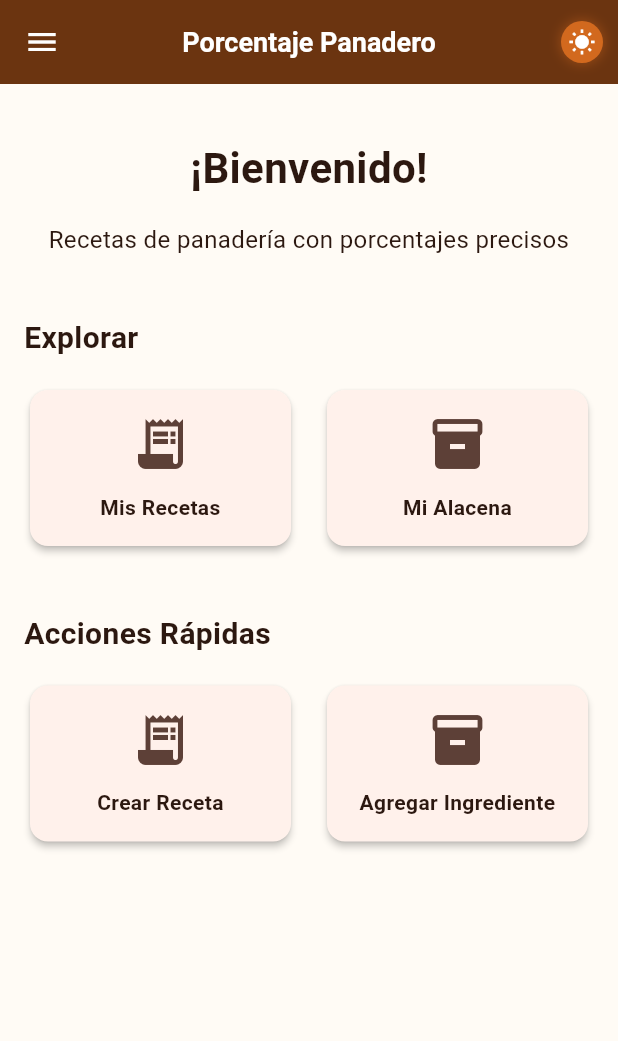
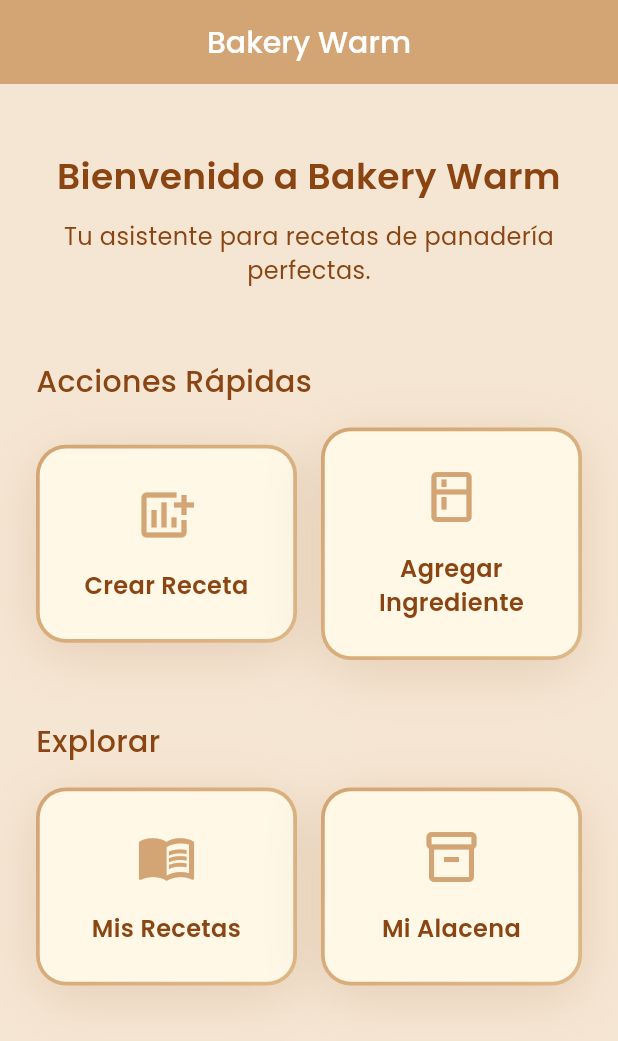
Before and after one commit to llescano/porcentaje-panadero, a Flutter app: the screen it shows after launch, on a phone screen of 412 x 824 dp. Shown: the top 1041 px of the screen. Run offline on Flutter 3.47's test engine with Material 3 defaults, Android fonts, the phone set to English and light mode, and no system bars; our stand-ins replace decimal, google_fonts, sqflite, sqflite_common_ffi; accounts and stored records are empty.

Commit message:
feat: Rediseño de la pantalla principal con el tema "Bakery Warm"
Se ha implementado un rediseño completo de la pantalla principal de la aplicación siguiendo la guía de estilo "Bakery Warm".

Cambios principales:
- Se ha añadido un nuevo sistema de temas centralizado en `lib/theme`, que define la paleta de colores y la tipografía (Poppins) para toda la aplicación.
- Se ha creado un nuevo widget reutilizable, `GradientBorderContainer`, para los paneles de acción, siguiendo las especificaciones de diseño.
- La pantalla principal (`HomeScreen`) ha sido completamente rediseñada para utilizar los nuevos componentes y estilos, proporcionando una estética más cálida y acogedora.
- Se ha actualizado el test de widgets (`widget_test.dart`) para que coincida con la nueva interfaz de usuario y se ha verificado que todas las pruebas pasan correctamente.
- Se han corregido errores de compilación en otras pantallas que surgieron debido a la eliminación del antiguo sistema de temas.

```diff
--- a/lib/main.dart
+++ b/lib/main.dart
@@ -3,7 +3,7 @@ import 'dart:io';
 import 'package:flutter/foundation.dart';
 import 'package:sqflite_common_ffi/sqflite_ffi.dart';
 import 'package:provider/provider.dart';
-import 'package:porcentaje_panadero/providers/theme_provider.dart'; // Importar ThemeProvider
+import 'package:porcentaje_panadero/theme/bakery_theme.dart'; // Importar el nuevo tema
 import 'screens/home_screen.dart';
 import 'screens/ingredient_list_screen.dart';
 import 'screens/ingredient_form_screen.dart';
@@ -38,9 +38,6 @@ void main() async {
         Provider<BakerPercentageService>(
           create: (_) => BakerPercentageService(),
         ),
-        ChangeNotifierProvider(
-          create: (_) => ThemeProvider(),
-        ), // Añadir ThemeProvider
       ],
       child: const PorcentajePanaderoApp(),
     ),
@@ -52,62 +49,10 @@ class PorcentajePanaderoApp extends StatelessWidget {
 
   @override
   Widget build(BuildContext context) {
-    final themeProvider = Provider.of<ThemeProvider>(
-      context,
-    ); // Acceder al ThemeProvider
-
     return MaterialApp(
-      title: 'Porcentaje Panadero',
+      title: 'Bakery Warm Calculator', // Título actualizado
       debugShowCheckedModeBanner: false,
-      theme: ThemeData(
-        colorScheme: ColorScheme.fromSeed(
-          seedColor: const Color(0xFF8B4513), // Saddle Brown - más elegante
-          primary: const Color(0xFF6B3410), // Chocolate oscuro
-          secondary: const Color(0xFFD2691E), // Chocolate claro
-          tertiary: const Color(0xFFF4A460), // Sandy Brown - acento cálido
-          surface: const Color(0xFFFFFBF5), // Crema muy suave
-          onPrimary: Colors.white,
-          onSecondary: Colors.white,
-          onSurface: const Color(0xFF2C1810), // Marrón muy oscuro para texto
-          onSurfaceVariant: const Color(0xFF5D4037), // Marrón medio para iconos
-        ),
-        useMaterial3: true,
-        appBarTheme: const AppBarTheme(
-          centerTitle: true,
-          elevation: 0,
-          titleTextStyle: TextStyle(
-            fontWeight: FontWeight.w600,
-            fontSize: 18,
-            color: Colors.white,
-          ),
-        ),
-      ),
-      darkTheme: ThemeData.dark().copyWith(
-        colorScheme: ColorScheme.fromSeed(
-          seedColor: const Color(0xFF5D4037), // Brown 700
-          brightness: Brightness.dark,
-          primary: const Color(0xFF8D6E63), // Brown 400 - más suave para tema oscuro
-          secondary: const Color(0xFFBCAAA4), // Brown 200
-          tertiary: const Color(0xFFFFCC80), // Amber 200 - acento cálido
-          surface: const Color(0xFF2E2E2E), // Gris oscuro elegante
-          onPrimary: Colors.white,
-          onSecondary: const Color(0xFF1C1C1C),
-          onSurface: const Color(0xFFE8E3E0), // Beige claro para texto
-          onSurfaceVariant: const Color(0xFFBCAAA4), // Brown 200 para iconos
-          background: const Color(0xFF1C1C1C), // Fondo principal muy oscuro
-        ),
-        useMaterial3: true,
-        appBarTheme: const AppBarTheme(
-          centerTitle: true,
-          elevation: 0,
-          titleTextStyle: TextStyle(
-            fontWeight: FontWeight.w600,
-            fontSize: 18,
-            color: Colors.white,
-          ),
-        ),
-      ),
-      themeMode: themeProvider.themeMode, // Usar el themeMode del ThemeProvider
+      theme: BakeryTheme.lightTheme, // Usar el nuevo tema
       initialRoute: '/',
       onGenerateRoute: (settings) {
         switch (settings.name) {
--- a/lib/providers/theme_provider.dart
+++ /dev/null
@@ -1,12 +0,0 @@
-import 'package:flutter/material.dart';
-
-class ThemeProvider extends ChangeNotifier {
-  ThemeMode _themeMode = ThemeMode.light;
-
-  ThemeMode get themeMode => _themeMode;
-
-  void toggleTheme(bool isDark) {
-    _themeMode = isDark ? ThemeMode.dark : ThemeMode.light;
-    notifyListeners();
-  }
-}
--- a/lib/screens/home_screen.dart
+++ b/lib/screens/home_screen.dart
@@ -1,17 +1,18 @@
 import 'package:flutter/material.dart';
-import '../widgets/navigation_drawer.dart';
-import '../widgets/custom_app_bar.dart'; // Importar CustomAppBar
+import 'package:porcentaje_panadero/theme/text_styles.dart';
+import 'package:porcentaje_panadero/widgets/gradient_border_container.dart';
+import 'package:porcentaje_panadero/theme/colors.dart';
 
 class HomeScreen extends StatelessWidget {
   const HomeScreen({super.key});
 
   @override
   Widget build(BuildContext context) {
+    // El AppBar ahora se configura globalmente desde el BakeryTheme
     return Scaffold(
-      appBar: const CustomAppBar(
-        title: 'Porcentaje Panadero',
-      ), // Usar CustomAppBar
-      drawer: const AppNavigationDrawer(),
+      appBar: AppBar(
+        title: const Text('Bakery Warm'),
+      ),
       body: const HomeContent(),
     );
   }
@@ -23,25 +24,26 @@ class HomeContent extends StatelessWidget {
   @override
   Widget build(BuildContext context) {
     return SingleChildScrollView(
-      padding: const EdgeInsets.all(16.0),
+      padding: const EdgeInsets.all(24.0),
       child: Column(
+        crossAxisAlignment: CrossAxisAlignment.center,
         children: [
           const SizedBox(height: 20),
-          const Text(
-            '¡Bienvenido!',
-            style: TextStyle(fontSize: 28, fontWeight: FontWeight.bold),
+          Text(
+            'Bienvenido a Bakery Warm',
+            style: BakeryTextStyles.h1,
             textAlign: TextAlign.center,
           ),
-          const SizedBox(height: 16),
+          const SizedBox(height: 12),
           Text(
-            'Recetas de panadería con porcentajes precisos',
-            style: TextStyle(fontSize: 16, color: Theme.of(context).colorScheme.onSurface),
+            'Tu asistente para recetas de panadería perfectas.',
+            style: BakeryTextStyles.bodyLarge,
             textAlign: TextAlign.center,
           ),
+          const SizedBox(height: 48),
+          _buildQuickActions(context),
           const SizedBox(height: 40),
           _buildExploreSection(context),
-          const SizedBox(height: 40),
-          _buildQuickActions(context),
         ],
       ),
     );
@@ -51,17 +53,14 @@ class HomeContent extends StatelessWidget {
     return Column(
       crossAxisAlignment: CrossAxisAlignment.start,
       children: [
-        const Text(
-          'Acciones Rápidas',
-          style: TextStyle(fontSize: 20, fontWeight: FontWeight.bold),
-        ),
+        Text('Acciones Rápidas', style: BakeryTextStyles.h2),
         const SizedBox(height: 16),
         Row(
           children: [
             Expanded(
               child: _buildActionCard(
                 context,
-                icon: Icon(Icons.receipt_long, size: 40, color: Theme.of(context).colorScheme.onSurfaceVariant),
+                iconData: Icons.add_chart,
                 title: 'Crear Receta',
                 onTap: () => Navigator.pushNamed(context, '/recipe/add'),
               ),
@@ -70,7 +69,7 @@ class HomeContent extends StatelessWidget {
             Expanded(
               child: _buildActionCard(
                 context,
-                icon: Icon(Icons.inventory_2, size: 40, color: Theme.of(context).colorScheme.onSurfaceVariant),
+                iconData: Icons.kitchen_outlined,
                 title: 'Agregar Ingrediente',
                 onTap: () => Navigator.pushNamed(context, '/ingredient/add'),
               ),
@@ -81,60 +80,18 @@ class HomeContent extends StatelessWidget {
     );
   }
 
-
-
-  Widget _buildActionCard(
-    BuildContext context, {
-    required Widget icon,
-    required String title,
-    required VoidCallback onTap,
-  }) {
-    return Card(
-      elevation: 2,
-      child: InkWell(
-        onTap: onTap,
-        borderRadius: BorderRadius.circular(8),
-        child: Padding(
-          padding: const EdgeInsets.all(16.0),
-          child: Column(
-            mainAxisSize: MainAxisSize.min,
-            children: [
-              SizedBox(
-                height: 40,
-                child: icon,
-              ),
-              const SizedBox(height: 12),
-              Text(
-                title,
-                style: TextStyle(
-                  fontSize: 14,
-                  fontWeight: FontWeight.w600,
-                  color: Theme.of(context).colorScheme.onSurface,
-                ),
-                textAlign: TextAlign.center,
-              ),
-            ],
-          ),
-        ),
-      ),
-    );
-  }
-
   Widget _buildExploreSection(BuildContext context) {
     return Column(
       crossAxisAlignment: CrossAxisAlignment.start,
       children: [
-        const Text(
-          'Explorar',
-          style: TextStyle(fontSize: 20, fontWeight: FontWeight.bold),
-        ),
+        Text('Explorar', style: BakeryTextStyles.h2),
         const SizedBox(height: 16),
         Row(
           children: [
             Expanded(
               child: _buildActionCard(
                 context,
-                icon: Icon(Icons.receipt_long, size: 40, color: Theme.of(context).colorScheme.onSurfaceVariant),
+                iconData: Icons.menu_book_outlined,
                 title: 'Mis Recetas',
                 onTap: () => Navigator.pushNamed(context, '/recipes'),
               ),
@@ -143,7 +100,7 @@ class HomeContent extends StatelessWidget {
             Expanded(
               child: _buildActionCard(
                 context,
-                icon: Icon(Icons.inventory_2, size: 40, color: Theme.of(context).colorScheme.onSurfaceVariant),
+                iconData: Icons.inventory_2_outlined,
                 title: 'Mi Alacena',
                 onTap: () => Navigator.pushNamed(context, '/ingredients'),
               ),
@@ -153,4 +110,34 @@ class HomeContent extends StatelessWidget {
       ],
     );
   }
+
+  Widget _buildActionCard(
+    BuildContext context, {
+    required IconData iconData,
+    required String title,
+    required VoidCallback onTap,
+  }) {
+    return GradientBorderContainer(
+      onTap: onTap,
+      innerPadding: const EdgeInsets.symmetric(vertical: 24.0, horizontal: 16.0),
+      child: Column(
+        mainAxisSize: MainAxisSize.min,
+        children: [
+          Icon(
+            iconData,
+            size: 40,
+            color: BakeryColors.carameloSuave,
+          ),
+          const SizedBox(height: 16),
+          Text(
+            title,
+            style: BakeryTextStyles.bodyLarge.copyWith(
+              fontWeight: FontWeight.w600,
+            ),
+            textAlign: TextAlign.center,
+          ),
+        ],
+      ),
+    );
+  }
 }
--- a/lib/screens/ingredient_list_screen.dart
+++ b/lib/screens/ingredient_list_screen.dart
@@ -1,6 +1,5 @@
 import 'package:flutter/material.dart';
 import 'package:provider/provider.dart'; // Importar provider
-import '../providers/theme_provider.dart'; // Importar ThemeProvider
 import '../models/ingredient.dart';
 import '../services/ingredient_service.dart';
 import '../widgets/navigation_drawer.dart';
@@ -115,9 +114,6 @@ class _IngredientListScreenState extends State<IngredientListScreen> {
 
   @override
   Widget build(BuildContext context) {
-    return Consumer<ThemeProvider>(
-      // Envolver con Consumer
-      builder: (context, themeProvider, child) {
     return Scaffold(
       appBar: CustomAppBar(
         title: 'Alacena',
@@ -182,8 +178,6 @@ class _IngredientListScreenState extends State<IngredientListScreen> {
         },
         child: const Icon(Icons.add),
       ),
-        );
-      },
     );
   }
 
--- /dev/null
+++ b/lib/theme/bakery_theme.dart
@@ -0,0 +1,86 @@
+import 'package:flutter/material.dart';
+import 'package:google_fonts/google_fonts.dart';
+import 'colors.dart';
+import 'text_styles.dart';
+
+class BakeryTheme {
+  BakeryTheme._();
+
+  static ThemeData get lightTheme {
+    return ThemeData(
+      useMaterial3: true,
+      primaryColor: BakeryColors.carameloSuave,
+      scaffoldBackgroundColor: BakeryColors.cremaPanadero,
+      cardColor: BakeryColors.panRecienHorneado,
+
+      colorScheme: const ColorScheme.light(
+        primary: BakeryColors.carameloSuave,
+        secondary: BakeryColors.canela,
+        surface: BakeryColors.panRecienHorneado,
+        background: BakeryColors.cremaPanadero,
+        error: Colors.red, // Or a custom error color
+        onPrimary: Colors.white,
+        onSecondary: Colors.white,
+        onSurface: BakeryColors.maderaTostada,
+        onBackground: BakeryColors.maderaTostada,
+        onError: Colors.white,
+        brightness: Brightness.light,
+      ),
+
+      textTheme: TextTheme(
+        displayLarge: BakeryTextStyles.h1,
+        displayMedium: BakeryTextStyles.h2,
+        displaySmall: BakeryTextStyles.h3,
+        headlineMedium: BakeryTextStyles.h1, // Mapping for older properties if needed
+        headlineSmall: BakeryTextStyles.h2,
+        titleLarge: BakeryTextStyles.h3,
+        bodyLarge: BakeryTextStyles.bodyLarge,
+        bodyMedium: BakeryTextStyles.bodyMedium,
+        labelLarge: BakeryTextStyles.label,
+      ).apply(
+        bodyColor: BakeryColors.maderaTostada,
+        displayColor: BakeryColors.maderaTostada,
+        fontFamily: GoogleFonts.poppins().fontFamily,
+      ),
+
+      appBarTheme: AppBarTheme(
+        backgroundColor: BakeryColors.carameloSuave,
+        foregroundColor: Colors.white,
+        elevation: 0,
+        titleTextStyle: BakeryTextStyles.h2.copyWith(color: Colors.white),
+        centerTitle: true,
+      ),
+
+      inputDecorationTheme: InputDecorationTheme(
+        filled: true,
+        fillColor: Colors.white,
+        contentPadding: const EdgeInsets.symmetric(horizontal: 16, vertical: 12),
+        border: OutlineInputBorder(
+          borderRadius: BorderRadius.circular(12),
+          borderSide: const BorderSide(color: BakeryColors.carameloSuave, width: 2),
+        ),
+        enabledBorder: OutlineInputBorder(
+          borderRadius: BorderRadius.circular(12),
+          borderSide: const BorderSide(color: BakeryColors.carameloSuave, width: 2),
+        ),
+        focusedBorder: OutlineInputBorder(
+          borderRadius: BorderRadius.circular(12),
+          borderSide: const BorderSide(color: BakeryColors.canela, width: 2),
+        ),
+        labelStyle: BakeryTextStyles.label,
+      ),
+
+      elevatedButtonTheme: ElevatedButtonThemeData(
+        style: ElevatedButton.styleFrom(
+          backgroundColor: BakeryColors.carameloSuave,
+          foregroundColor: Colors.white,
+          padding: const EdgeInsets.symmetric(horizontal: 24, vertical: 16),
+          shape: RoundedRectangleBorder(
+            borderRadius: BorderRadius.circular(15),
+          ),
+          textStyle: BakeryTextStyles.bodyLarge.copyWith(fontWeight: FontWeight.w600),
+        ),
+      ),
+    );
+  }
+}
--- /dev/null
+++ b/lib/theme/colors.dart
@@ -0,0 +1,18 @@
+import 'package:flutter/material.dart';
+
+class BakeryColors {
+  // Evita que la clase sea instanciada.
+  BakeryColors._();
+
+  // Colores Primarios
+  static const Color carameloSuave = Color(0xFFD4A574); // Principal
+  static const Color cremaPanadero = Color(0xFFF5E6D3); // Fondo
+  static const Color maderaTostada = Color(0xFF8B4513); // Textos
+  static const Color panRecienHorneado = Color(0xFFFFF8E7); // Contenedores
+
+  // Colores Secundarios
+  static const Color canela = Color(0xFFCD853F); // Interactivo
+  static const Color trigoDorado = Color(0xFFDEB887); // Gradientes
+  static const Color chocolateOscuro = Color(0xFFA0522D); // Énfasis
+  static const Color naranjaSuave = Color(0xFFF4A460); // Feedback
+}
--- /dev/null
+++ b/lib/theme/text_styles.dart
@@ -0,0 +1,44 @@
+import 'package:flutter/material.dart';
+import 'package:google_fonts/google_fonts.dart';
+import 'colors.dart';
+
+class BakeryTextStyles {
+  // Evita que la clase sea instanciada.
+  BakeryTextStyles._();
+
+  static TextStyle get h1 => GoogleFonts.poppins(
+        fontSize: 24,
+        fontWeight: FontWeight.w600,
+        color: BakeryColors.maderaTostada,
+      );
+
+  static TextStyle get h2 => GoogleFonts.poppins(
+        fontSize: 20,
+        fontWeight: FontWeight.w500,
+        color: BakeryColors.maderaTostada,
+      );
+
+  static TextStyle get h3 => GoogleFonts.poppins(
+        fontSize: 18,
+        fontWeight: FontWeight.w500,
+        color: BakeryColors.maderaTostada,
+      );
+
+  static TextStyle get bodyLarge => GoogleFonts.poppins(
+        fontSize: 16,
+        fontWeight: FontWeight.w400,
+        color: BakeryColors.maderaTostada,
+      );
+
+  static TextStyle get bodyMedium => GoogleFonts.poppins(
+        fontSize: 14,
+        fontWeight: FontWeight.w400,
+        color: BakeryColors.chocolateOscuro,
+      );
+
+  static TextStyle get label => GoogleFonts.poppins(
+        fontSize: 14,
+        fontWeight: FontWeight.w400,
+        color: BakeryColors.canela,
+      );
+}
--- a/lib/widgets/custom_app_bar.dart
+++ b/lib/widgets/custom_app_bar.dart
@@ -1,7 +1,4 @@
 import 'package:flutter/material.dart';
-import 'package:provider/provider.dart';
-import '../providers/theme_provider.dart';
-import 'animated_theme_toggle.dart';
 
 class CustomAppBar extends StatelessWidget implements PreferredSizeWidget {
   final String title;
@@ -23,27 +20,19 @@ class CustomAppBar extends StatelessWidget implements PreferredSizeWidget {
 
   @override
   Widget build(BuildContext context) {
-    final themeProvider = Provider.of<ThemeProvider>(context);
-    final isDark = themeProvider.themeMode == ThemeMode.dark;
-
     return AppBar(
       title: Text(title),
-      backgroundColor: Theme.of(context).colorScheme.primary,
-      foregroundColor: Theme.of(context).colorScheme.onPrimary,
-      leading:
-          showBackButton
-              ? IconButton(
-                icon: const Icon(Icons.arrow_back),
-                onPressed: () => Navigator.of(context).pop(),
-              )
-              : null,
+      // The colors are now driven by the global theme (BakeryTheme)
+      leading: showBackButton
+          ? IconButton(
+              icon: const Icon(Icons.arrow_back),
+              onPressed: () => Navigator.of(context).pop(),
+            )
+          : null,
       actions: [
         if (isForm) ..._buildFormActions(context),
         ...?actions,
-        AnimatedThemeToggle(
-          isDark: isDark,
-          onToggle: () => themeProvider.toggleTheme(!isDark),
-        ),
+        // The AnimatedThemeToggle has been removed as it's not part of the new design.
       ],
     );
   }
--- /dev/null
+++ b/lib/widgets/gradient_border_container.dart
@@ -0,0 +1,57 @@
+import 'package:flutter/material.dart';
+import '../theme/colors.dart';
+
+class GradientBorderContainer extends StatelessWidget {
+  final Widget child;
+  final double? width;
+  final double? height;
+  final EdgeInsetsGeometry? innerPadding;
+  final EdgeInsetsGeometry? margin;
+  final VoidCallback? onTap;
+
+  const GradientBorderContainer({
+    required this.child,
+    this.width,
+    this.height,
+    this.innerPadding,
+    this.margin,
+    this.onTap,
+    Key? key,
+  }) : super(key: key);
+
+  @override
+  Widget build(BuildContext context) {
+    return GestureDetector(
+      onTap: onTap,
+      child: Container(
+        width: width,
+        height: height,
+        margin: margin,
+        padding: const EdgeInsets.all(2.5), // This is the border width
+        decoration: BoxDecoration(
+          gradient: const LinearGradient(
+            colors: [BakeryColors.carameloSuave, BakeryColors.trigoDorado],
+            begin: Alignment( -1, -1),
+            end: Alignment(1, 1),
+          ),
+          borderRadius: BorderRadius.circular(20),
+          boxShadow: [
+            BoxShadow(
+              color: BakeryColors.maderaTostada.withOpacity(0.15),
+              blurRadius: 32,
+              offset: const Offset(0, 8),
+            ),
+          ],
+        ),
+        child: Container(
+          padding: innerPadding ?? const EdgeInsets.all(16),
+          decoration: BoxDecoration(
+            color: BakeryColors.panRecienHorneado,
+            borderRadius: BorderRadius.circular(17.5),
+          ),
+          child: child,
+        ),
+      ),
+    );
+  }
+}
--- a/pubspec.yaml
+++ b/pubspec.yaml
@@ -34,6 +34,7 @@ dependencies:
   # The following adds the Cupertino Icons font to your application.
   # Use with the CupertinoIcons class for iOS style icons.
   cupertino_icons: ^1.0.8
+  google_fonts: ^6.2.1
 
   # Dependencias para la aplicación
   sqflite: ^2.3.0
```
Also changed, not shown: pubspec.lock, 3 other files. Lines whose indentation alone changed are shown as unchanged.
